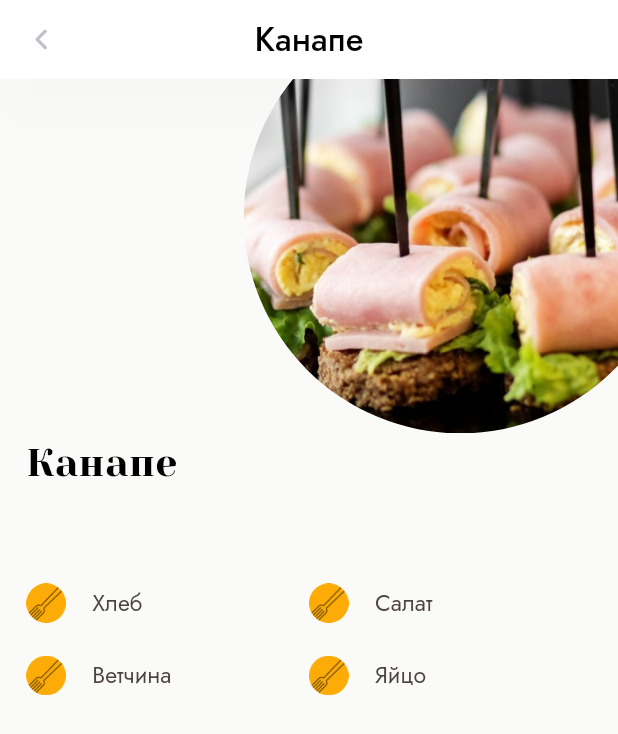
After one commit to barbarisss/birthday_app, a Flutter app: the screen it shows after launch, after a tap on "Канапе", on a phone screen of 412 x 824 dp. The commit adds this screen. Shown: the top 734 px of the screen. Run offline on Flutter 3.47's test engine with Material 2 defaults, Android fonts, the light colour scheme and no system bars; our stand-ins replace auto_route, bloc, carousel_slider, flutter_bloc, flutter_screenutil, flutter_svg and 3 more; missing offline and left inert: yandex_mapkit; accounts and stored records are empty; statements that could not run were skipped.

Commit message:
feature: added menu details screen

```diff
--- a/lib/app/route/app_router.dart
+++ b/lib/app/route/app_router.dart
@@ -11,5 +11,6 @@ class AppRouter extends $AppRouter {
   List<AutoRoute> get routes => [
         AutoRoute(path: '/', page: MainRoute.page),
         AutoRoute(path: '/guests', page: GuestsRoute.page),
+        AutoRoute(path: '/menu_details', page: MenuDetailsRoute.page),
       ];
 }
--- a/lib/domain/models/entertaiment_item.dart
+++ /dev/null
@@ -1,11 +0,0 @@
-class EntertaimentItem {
-  const EntertaimentItem({
-    required this.icon,
-    required this.title,
-    required this.discription,
-  });
-
-  final String icon;
-  final String title;
-  final String discription;
-}
--- /dev/null
+++ b/lib/domain/models/entertaiment_item_model.dart
@@ -0,0 +1,16 @@
+import 'package:freezed_annotation/freezed_annotation.dart';
+
+part 'entertaiment_item_model.freezed.dart';
+part 'entertaiment_item_model.g.dart';
+
+@freezed
+class EntertaimentItemModel with _$EntertaimentItemModel {
+  factory EntertaimentItemModel({
+    required String icon,
+    required String title,
+    required String discription,
+  }) = _EntertaimentItemModel;
+
+  factory EntertaimentItemModel.fromJson(Map<String, dynamic> json) =>
+      _$EntertaimentItemModelFromJson(json);
+}
--- a/lib/domain/models/menu_item.dart
+++ /dev/null
@@ -1,9 +0,0 @@
-class MenuItem {
-  const MenuItem({
-    required this.image,
-    required this.title,
-  });
-
-  final String image;
-  final String title;
-}
--- /dev/null
+++ b/lib/domain/models/menu_item_model.dart
@@ -0,0 +1,16 @@
+import 'package:freezed_annotation/freezed_annotation.dart';
+
+part 'menu_item_model.freezed.dart';
+part 'menu_item_model.g.dart';
+
+@freezed
+class MenuItemModel with _$MenuItemModel {
+  factory MenuItemModel({
+    required String image,
+    required String title,
+    required List<String> ingredients,
+  }) = _MenuItemModel;
+
+  factory MenuItemModel.fromJson(Map<String, dynamic> json) =>
+      _$MenuItemModelFromJson(json);
+}
--- a/lib/presentation/screens/main/main_screen.dart
+++ b/lib/presentation/screens/main/main_screen.dart
@@ -1,6 +1,7 @@
 import 'package:auto_route/auto_route.dart';
-import 'package:birthday_app/domain/models/entertaiment_item.dart';
-import 'package:birthday_app/domain/models/menu_item.dart';
+import 'package:birthday_app/app/route/app_router.gr.dart';
+import 'package:birthday_app/domain/models/entertaiment_item_model.dart';
+import 'package:birthday_app/domain/models/menu_item_model.dart';
 import 'package:birthday_app/presentation/shared_widgets/custom_button_widget.dart';
 import 'package:birthday_app/core/utils/colors.dart';
 import 'package:birthday_app/core/utils/constants.dart';
@@ -32,42 +33,66 @@ class MainScreenWidget extends StatelessWidget {
       AppImages.camp,
     ];
 
-    const List<MenuItem> menuItems = [
-      MenuItem(image: AppImages.canapes, title: AppStrings.canapes),
-      MenuItem(image: AppImages.cheesePlate, title: AppStrings.cheesePlate),
-      MenuItem(image: AppImages.shashlik, title: AppStrings.shashlik),
-      MenuItem(image: AppImages.seafood, title: AppStrings.seafood),
-      MenuItem(image: AppImages.fruits, title: AppStrings.fruits),
-      MenuItem(image: AppImages.limonades, title: AppStrings.limonades),
+    List<MenuItemModel> menuItems = [
+      MenuItemModel(
+        image: AppImages.canapes,
+        title: AppStrings.canapes,
+        ingredients: ['Хлеб', 'Ветчина', 'Салат', 'Яйцо'],
+      ),
+      MenuItemModel(
+        image: AppImages.cheesePlate,
+        title: AppStrings.cheesePlate,
+        ingredients: ['Сыры', 'Виноград', 'Орехи', 'Соус'],
+      ),
+      MenuItemModel(
+        image: AppImages.shashlik,
+        title: AppStrings.shashlik,
+        ingredients: ['Свинина', 'Лук', 'Помидоры', 'Кетчуп'],
+      ),
+      MenuItemModel(
+        image: AppImages.seafood,
+        title: AppStrings.seafood,
+        ingredients: ['Лобстеры', 'Мидии', 'Креветки', 'Устрицы'],
+      ),
+      MenuItemModel(
+        image: AppImages.fruits,
+        title: AppStrings.fruits,
+        ingredients: ['Арбузик', 'Ананасик', 'Бананы', 'Киви'],
+      ),
+      MenuItemModel(
+        image: AppImages.limonades,
+        title: AppStrings.limonades,
+        ingredients: ['Оранжевый', 'Белый', 'Зеленый', 'Красный'],
+      ),
     ];
 
-    const List<EntertaimentItem> entertaimentItems = [
-      EntertaimentItem(
+    List<EntertaimentItemModel> entertaimentItems = [
+      EntertaimentItemModel(
         icon: AppImages.boardGames,
         title: AppStrings.boardGames,
         discription: AppStrings.aboutBoardGames,
       ),
-      EntertaimentItem(
+      EntertaimentItemModel(
         icon: AppImages.pool,
         title: AppStrings.pool,
         discription: AppStrings.aboutPool,
       ),
-      EntertaimentItem(
+      EntertaimentItemModel(
         icon: AppImages.boardGames,
         title: AppStrings.boardGames,
         discription: AppStrings.aboutBoardGames,
       ),
-      EntertaimentItem(
+      EntertaimentItemModel(
         icon: AppImages.pool,
         title: AppStrings.pool,
         discription: AppStrings.aboutPool,
       ),
-      EntertaimentItem(
+      EntertaimentItemModel(
         icon: AppImages.boardGames,
         title: AppStrings.boardGames,
         discription: AppStrings.aboutBoardGames,
       ),
-      EntertaimentItem(
+      EntertaimentItemModel(
         icon: AppImages.pool,
         title: AppStrings.pool,
         discription: AppStrings.aboutPool,
@@ -98,7 +123,7 @@ class MainScreenWidget extends StatelessWidget {
                     children: [
                       CustomButtonWidget(
                         onPressed: () =>
-                            AutoRouter.of(context).pushNamed('/guests'),
+                            AutoRouter.of(context).push(const GuestsRoute()),
                         color: AppColors.yellow,
                         height: 50.h,
                         width: 156.w,
@@ -234,7 +259,7 @@ class _MenuViewWidget extends StatefulWidget {
   });
 
   final TextTheme textTheme;
-  final List<MenuItem> items;
+  final List<MenuItemModel> items;
 
   @override
   State<_MenuViewWidget> createState() => _MenuViewWidgetState();
@@ -268,7 +293,12 @@ class _MenuViewWidgetState extends State<_MenuViewWidget> {
             shrinkWrap: true,
             itemCount: isColapsed == true ? 2 : widget.items.length,
             itemBuilder: (context, index) {
-              return Column(
+              return GestureDetector(
+                onTap: () {
+                  AutoRouter.of(context)
+                      .push(MenuDetailsRoute(menuItem: widget.items[index]));
+                },
+                child: Column(
                   crossAxisAlignment: CrossAxisAlignment.start,
                   children: [
                     ClipRRect(
@@ -282,6 +312,7 @@ class _MenuViewWidgetState extends State<_MenuViewWidget> {
                       style: textTheme.bodyMedium,
                     ),
                   ],
+                ),
               );
             },
           ),
@@ -332,7 +363,7 @@ class _EntertaimentViewWidget extends StatefulWidget {
   });
 
   final TextTheme textTheme;
-  final List<EntertaimentItem> items;
+  final List<EntertaimentItemModel> items;
 
   @override
   State<_EntertaimentViewWidget> createState() =>
@@ -400,7 +431,7 @@ class _AnimatedEntertaimentItemWidget extends StatefulWidget {
   });
 
   final TextTheme textTheme;
-  final EntertaimentItem item;
+  final EntertaimentItemModel item;
 
   @override
   State<_AnimatedEntertaimentItemWidget> createState() =>
--- /dev/null
+++ b/lib/presentation/screens/menu_details/menu_details_screen.dart
@@ -0,0 +1,58 @@
+import 'package:auto_route/auto_route.dart';
+import 'package:birthday_app/core/utils/constants.dart';
+import 'package:birthday_app/domain/models/menu_item_model.dart';
+import 'package:birthday_app/presentation/screens/menu_details/widgets/menu_item_ingredients.dart';
+import 'package:birthday_app/presentation/screens/menu_details/widgets/menu_item_image.dart';
+import 'package:birthday_app/presentation/shared_widgets/main_app_bar.dart';
+import 'package:flutter/material.dart';
+import 'package:flutter_screenutil/flutter_screenutil.dart';
+
+@RoutePage()
+class MenuDetailsScreenWidget extends StatelessWidget {
+  const MenuDetailsScreenWidget({
+    required this.menuItem,
+    super.key,
+  });
+
+  final MenuItemModel menuItem;
+
+  @override
+  Widget build(BuildContext context) {
+    TextTheme textTheme = Theme.of(context).textTheme;
+
+    return Scaffold(
+      appBar: MainAppBarWidget(title: menuItem.title),
+      body: Stack(
+        children: [
+          Positioned(
+            top: -AppConstants.appBarHeight,
+            right: -AppConstants.appBarHeight * 0.75,
+            child: MenuItemImageWidget(image: menuItem.image),
+          ),
+          Column(
+            crossAxisAlignment: CrossAxisAlignment.start,
+            children: [
+              Padding(
+                padding: EdgeInsets.only(
+                    top: 220.h, left: AppConstants.mainPaddingWidth),
+                child: Text(
+                  menuItem.title,
+                  style: textTheme.headlineSmall,
+                ),
+              ),
+              SizedBox(height: 60.h),
+              Padding(
+                padding: EdgeInsets.symmetric(
+                    horizontal: AppConstants.mainPaddingWidth),
+                child: MenuItemIngredientWidget(
+                  ingredients: menuItem.ingredients,
+                  textStyle: textTheme.bodyMedium,
+                ),
+              ),
+            ],
+          ),
+        ],
+      ),
+    );
+  }
+}
--- /dev/null
+++ b/lib/presentation/screens/menu_details/widgets/menu_item_image.dart
@@ -0,0 +1,21 @@
+import 'package:flutter/material.dart';
+import 'package:flutter_screenutil/flutter_screenutil.dart';
+
+class MenuItemImageWidget extends StatelessWidget {
+  const MenuItemImageWidget({
+    required this.image,
+    super.key,
+  });
+
+  final String image;
+
+  @override
+  Widget build(BuildContext context) {
+    return ClipOval(
+      child: Image.asset(
+        image,
+        height: 264.h,
+      ),
+    );
+  }
+}
--- /dev/null
+++ b/lib/presentation/screens/menu_details/widgets/menu_item_ingredients.dart
@@ -0,0 +1,85 @@
+import 'package:birthday_app/core/utils/constants.dart';
+import 'package:birthday_app/core/utils/images.dart';
+import 'package:flutter/material.dart';
+import 'package:flutter/src/widgets/framework.dart';
+import 'package:flutter/src/widgets/placeholder.dart';
+import 'package:flutter_screenutil/flutter_screenutil.dart';
+
+class MenuItemIngredientWidget extends StatelessWidget {
+  const MenuItemIngredientWidget({
+    required this.ingredients,
+    required this.textStyle,
+    super.key,
+  });
+
+  final List<String> ingredients;
+  final TextStyle? textStyle;
+
+  @override
+  Widget build(BuildContext context) {
+    return Row(
+      children: [
+        Flexible(
+          flex: 1,
+          child: Column(
+            children: [
+              IngredientWidget(
+                ingredient: ingredients[0],
+                textStyle: textStyle,
+              ),
+              SizedBox(height: 20.h),
+              IngredientWidget(
+                ingredient: ingredients[1],
+                textStyle: textStyle,
+              ),
+            ],
+          ),
+        ),
+        Flexible(
+          flex: 1,
+          child: Column(
+            children: [
+              IngredientWidget(
+                ingredient: ingredients[2],
+                textStyle: textStyle,
+              ),
+              SizedBox(height: 20.h),
+              IngredientWidget(
+                ingredient: ingredients[3],
+                textStyle: textStyle,
+              ),
+            ],
+          ),
+        ),
+      ],
+    );
+  }
+}
+
+class IngredientWidget extends StatelessWidget {
+  const IngredientWidget({
+    required this.ingredient,
+    required this.textStyle,
+    super.key,
+  });
+
+  final String ingredient;
+  final TextStyle? textStyle;
+
+  @override
+  Widget build(BuildContext context) {
+    return Row(
+      children: [
+        Image.asset(
+          AppImages.ingredient,
+          width: 24.w,
+        ),
+        SizedBox(width: AppConstants.mainPaddingWidth),
+        Text(
+          ingredient,
+          style: textStyle,
+        )
+      ],
+    );
+  }
+}
```
Also changed, not shown: lib/app/route/app_router.gr.dart, lib/domain/models/entertaiment_item_model.freezed.dart (added), lib/domain/models/entertaiment_item_model.g.dart (added), lib/domain/models/menu_item_model.freezed.dart (added), lib/domain/models/menu_item_model.g.dart (added). Lines whose indentation alone changed are shown as unchanged.
